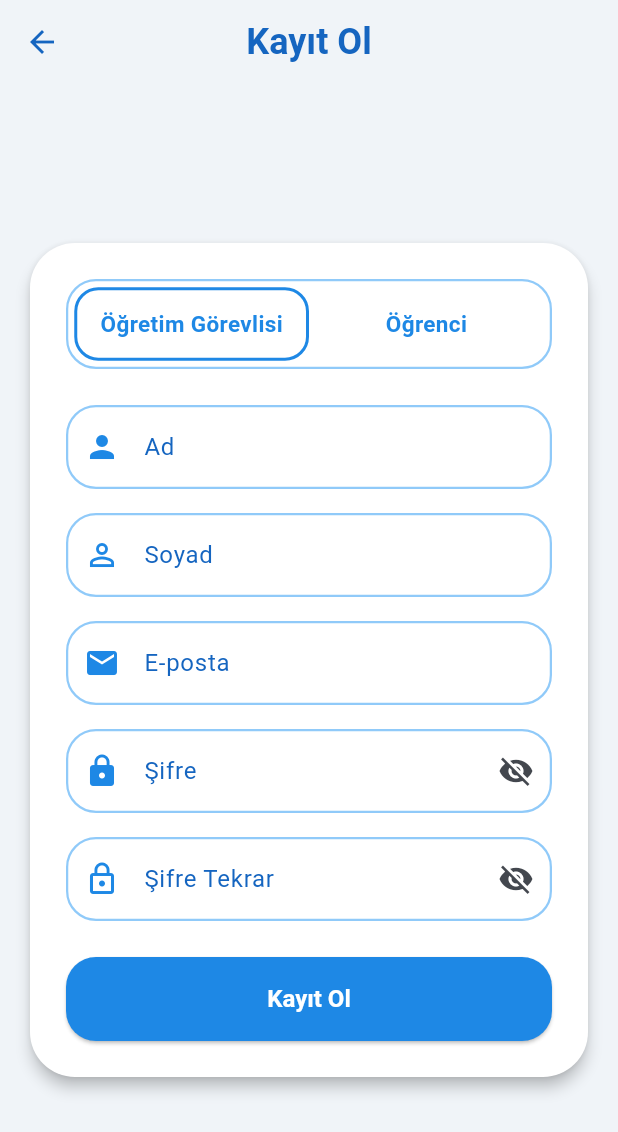
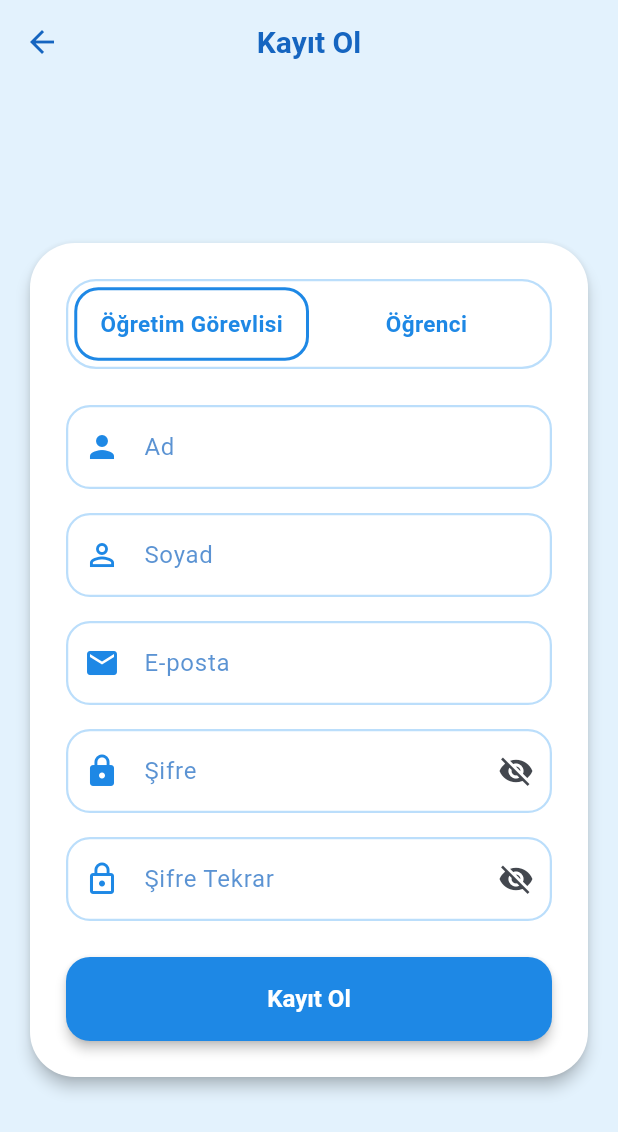
Before and after one commit to dgnmirac9/Attendance_Management_System_VTYS, a Flutter app: the screen it shows after launch, after a tap on "Giriş Yap", after a tap on "Hesabın yok mu? Kayıt Ol", on a phone screen of 412 x 824 dp. Shown: the top 1132 px of the screen. Run offline on Flutter 3.47's test engine with Material 3 defaults, Android fonts, the phone set to English and light mode, and no system bars; our stand-ins replace camera, cloud_firestore, firebase_auth, firebase_core, shared_preferences; missing offline and left inert: google_mlkit_face_detection, mobile_scanner, tflite_flutter; accounts and stored records are empty.

Commit message:
renk ve bildirim simgesi düzenlendi

```diff
--- a/mobile/lib/shared/themes/app_theme.dart
+++ b/mobile/lib/shared/themes/app_theme.dart
@@ -1,19 +1,24 @@
 import 'package:flutter/material.dart';
 
 class AppTheme {
-  // --- AÇIK TEMA RENKLERİ ---
-  static const Color _lightPrimary = Color(0xFF1E88E5);
-  static const Color _lightBackground = Color(0xFFF0F4F8);
-  static const Color _lightSurface = Colors.white;
-  static const Color _lightTextPrimary = Color(0xFF1565C0);
-  static const Color _lightBorder = Color(0xFF90CAF9);
+  // --- ORTAK SABİTLER ---
+  static const double _borderRadius = 16.0; // Standart Yuvarlaklık
 
-  // --- KOYU TEMA RENKLERİ ---
-  static const Color _darkPrimary = Color(0xFF90CAF9);
-  static const Color _darkBackground = Color(0xFF121212);
-  static const Color _darkSurface = Color(0xFF1E1E1E);
-  static const Color _darkTextPrimary = Color(0xFFE3F2FD);
-  static const Color _darkBorder = Color(0xFF424242);
+  // --- MAVİ PALET: AÇIK TEMA RENKLERİ ---
+  static const Color _lightPrimary = Color(0xFF1E88E5); // Mavi 600 (Güçlü Mavi)
+  static const Color _lightBackground = Color(0xFFE3F2FD); // Mavi 50 (Çok Açık Zemin)
+  static const Color _lightSurface = Colors.white; // Kartlar
+  static const Color _lightTextPrimary = Color(0xFF1565C0); // Mavi 800 (Koyu Mavi Yazı)
+  static const Color _lightBorder = Color(0xFFBBDEFB); // Mavi 100 (Pasif Çerçeve)
+
+  // --- MAVİ PALET: KOYU TEMA RENKLERİ (Yüksek Kontrast) ---
+  static const Color _darkPrimary = Color(0xFF64B5F6); // Mavi 300 (Koyu zeminde parlayan aksan)
+  static const Color _darkBackground = Color(0xFF121212); // Klasik Koyu Zemin
+  static const Color _darkSurface = Color(0xFF212121); // Kartlar
+  // FIX: Koyu zeminde okunurluğu artırmak için Input kutularını bir tık daha açık yapıyoruz
+  static const Color _darkInputFill = Color(0xFF2D3748);
+  static const Color _darkTextPrimary = Colors.white; // Yazı her zaman Beyaz
+  static const Color _darkBorder = Color(0xFF424242); // Koyu Gri Çerçeve
 
   // ===========================================================================
   // AÇIK TEMA (Light)
@@ -26,16 +31,16 @@ class AppTheme {
         seedColor: _lightPrimary,
         primary: _lightPrimary,
         surface: _lightSurface,
-        error: Colors.red.shade600,
+        onSurface: _lightTextPrimary,
+        error: const Color(0xFFDC2626),
       ),
       scaffoldBackgroundColor: _lightBackground,
 
-      // AppBar
       appBarTheme: const AppBarTheme(
         centerTitle: true,
         backgroundColor: Colors.transparent,
         elevation: 0,
-        titleTextStyle: TextStyle(color: _lightTextPrimary, fontSize: 24, fontWeight: FontWeight.w600),
+        titleTextStyle: TextStyle(color: _lightTextPrimary, fontSize: 20, fontWeight: FontWeight.bold),
         iconTheme: IconThemeData(color: _lightTextPrimary),
       ),
 
@@ -43,23 +48,24 @@ class AppTheme {
       inputDecorationTheme: InputDecorationTheme(
         filled: true,
         fillColor: _lightSurface,
-        contentPadding: const EdgeInsets.symmetric(horizontal: 24, vertical: 16),
-        border: OutlineInputBorder(borderRadius: BorderRadius.circular(20), borderSide: const BorderSide(color: _lightBorder)),
-        enabledBorder: OutlineInputBorder(borderRadius: BorderRadius.circular(20), borderSide: const BorderSide(color: _lightBorder, width: 1.5)),
-        focusedBorder: OutlineInputBorder(borderRadius: BorderRadius.circular(20), borderSide: const BorderSide(color: _lightPrimary, width: 2.5)),
-        labelStyle: const TextStyle(color: _lightTextPrimary),
+        contentPadding: const EdgeInsets.symmetric(horizontal: 20, vertical: 16),
+        border: OutlineInputBorder(borderRadius: BorderRadius.circular(_borderRadius), borderSide: const BorderSide(color: _lightBorder)),
+        enabledBorder: OutlineInputBorder(borderRadius: BorderRadius.circular(_borderRadius), borderSide: const BorderSide(color: _lightBorder, width: 1.5)),
+        focusedBorder: OutlineInputBorder(borderRadius: BorderRadius.circular(_borderRadius), borderSide: const BorderSide(color: _lightPrimary, width: 2.5)),
+        labelStyle: TextStyle(color: _lightTextPrimary.withOpacity(0.7)),
         prefixIconColor: _lightPrimary,
       ),
 
-      // Butonlar (DÜZELTİLDİ: minimumSize EKLENDİ)
+      // Butonlar
       elevatedButtonTheme: ElevatedButtonThemeData(
         style: ElevatedButton.styleFrom(
           backgroundColor: _lightPrimary,
           foregroundColor: Colors.white,
           padding: const EdgeInsets.symmetric(vertical: 16),
-          shape: RoundedRectangleBorder(borderRadius: BorderRadius.circular(20)),
-          minimumSize: const Size(double.infinity, 56), // <-- İŞTE BU EKSİKTİ
+          shape: RoundedRectangleBorder(borderRadius: BorderRadius.circular(_borderRadius)),
+          minimumSize: const Size(double.infinity, 56),
           textStyle: const TextStyle(fontSize: 16, fontWeight: FontWeight.bold),
+          elevation: 3,
         ),
       ),
       outlinedButtonTheme: OutlinedButtonThemeData(
@@ -67,16 +73,23 @@ class AppTheme {
           foregroundColor: _lightPrimary,
           side: const BorderSide(color: _lightPrimary, width: 2),
           padding: const EdgeInsets.symmetric(vertical: 16),
-          shape: RoundedRectangleBorder(borderRadius: BorderRadius.circular(20)),
-          minimumSize: const Size(double.infinity, 56), // <-- İŞTE BU EKSİKTİ
+          shape: RoundedRectangleBorder(borderRadius: BorderRadius.circular(_borderRadius)),
+          minimumSize: const Size(double.infinity, 56),
           textStyle: const TextStyle(fontSize: 16, fontWeight: FontWeight.bold),
         ),
       ),
 
       // Bottom Sheet
-      bottomSheetTheme: const BottomSheetThemeData(
+      bottomSheetTheme: BottomSheetThemeData(
         backgroundColor: _lightSurface,
-        shape: RoundedRectangleBorder(borderRadius: BorderRadius.vertical(top: Radius.circular(25))),
+        shape: RoundedRectangleBorder(borderRadius: BorderRadius.vertical(top: Radius.circular(_borderRadius * 1.5))),
+      ),
+
+      // Floating Action Button
+      floatingActionButtonTheme: const FloatingActionButtonThemeData(
+        backgroundColor: _lightPrimary,
+        foregroundColor: Colors.white,
+        shape: RoundedRectangleBorder(borderRadius: BorderRadius.all(Radius.circular(_borderRadius))),
       ),
     );
   }
@@ -92,41 +105,42 @@ class AppTheme {
         seedColor: _darkPrimary,
         primary: _darkPrimary,
         surface: _darkSurface,
+        onSurface: _darkTextPrimary,
         brightness: Brightness.dark,
-        error: Colors.red.shade300,
+        error: const Color(0xFFEF4444),
       ),
       scaffoldBackgroundColor: _darkBackground,
 
-      // AppBar
       appBarTheme: const AppBarTheme(
         centerTitle: true,
         backgroundColor: Colors.transparent,
         elevation: 0,
-        titleTextStyle: TextStyle(color: _darkTextPrimary, fontSize: 24, fontWeight: FontWeight.w600),
+        titleTextStyle: TextStyle(color: _darkTextPrimary, fontSize: 20, fontWeight: FontWeight.bold),
         iconTheme: IconThemeData(color: _darkTextPrimary),
       ),
 
-      // Form Alanları
+      // FIX: Form Alanları
       inputDecorationTheme: InputDecorationTheme(
         filled: true,
-        fillColor: _darkSurface,
-        contentPadding: const EdgeInsets.symmetric(horizontal: 24, vertical: 16),
-        border: OutlineInputBorder(borderRadius: BorderRadius.circular(20), borderSide: const BorderSide(color: _darkBorder)),
-        enabledBorder: OutlineInputBorder(borderRadius: BorderRadius.circular(20), borderSide: const BorderSide(color: _darkBorder, width: 1.5)),
-        focusedBorder: OutlineInputBorder(borderRadius: BorderRadius.circular(20), borderSide: const BorderSide(color: _darkPrimary, width: 2.5)),
-        labelStyle: const TextStyle(color: _darkTextPrimary),
+        fillColor: _darkInputFill, // <-- DAHA AÇIK DOLGU RENGİ
+        contentPadding: const EdgeInsets.symmetric(horizontal: 20, vertical: 16),
+        border: OutlineInputBorder(borderRadius: BorderRadius.circular(_borderRadius), borderSide: const BorderSide(color: _darkBorder)),
+        enabledBorder: OutlineInputBorder(borderRadius: BorderRadius.circular(_borderRadius), borderSide: const BorderSide(color: _darkBorder, width: 1.5)),
+        focusedBorder: OutlineInputBorder(borderRadius: BorderRadius.circular(_borderRadius), borderSide: const BorderSide(color: _darkPrimary, width: 2.5)),
+        labelStyle: TextStyle(color: _darkTextPrimary.withOpacity(0.7)),
         prefixIconColor: _darkPrimary,
       ),
 
-      // Butonlar (DÜZELTİLDİ: minimumSize EKLENDİ)
+      // Butonlar
       elevatedButtonTheme: ElevatedButtonThemeData(
         style: ElevatedButton.styleFrom(
           backgroundColor: _darkPrimary,
           foregroundColor: _darkBackground,
           padding: const EdgeInsets.symmetric(vertical: 16),
-          shape: RoundedRectangleBorder(borderRadius: BorderRadius.circular(20)),
-          minimumSize: const Size(double.infinity, 56), // <-- BURAYA DA EKLENDİ
+          shape: RoundedRectangleBorder(borderRadius: BorderRadius.circular(_borderRadius)),
+          minimumSize: const Size(double.infinity, 56),
           textStyle: const TextStyle(fontSize: 16, fontWeight: FontWeight.bold),
+          elevation: 3,
         ),
       ),
       outlinedButtonTheme: OutlinedButtonThemeData(
@@ -134,16 +148,23 @@ class AppTheme {
           foregroundColor: _darkPrimary,
           side: const BorderSide(color: _darkPrimary, width: 2),
           padding: const EdgeInsets.symmetric(vertical: 16),
-          shape: RoundedRectangleBorder(borderRadius: BorderRadius.circular(20)),
-          minimumSize: const Size(double.infinity, 56), // <-- BURAYA DA EKLENDİ
+          shape: RoundedRectangleBorder(borderRadius: BorderRadius.circular(_borderRadius)),
+          minimumSize: const Size(double.infinity, 56),
           textStyle: const TextStyle(fontSize: 16, fontWeight: FontWeight.bold),
         ),
       ),
 
       // Bottom Sheet
-      bottomSheetTheme: const BottomSheetThemeData(
+      bottomSheetTheme: BottomSheetThemeData(
         backgroundColor: _darkSurface,
-        shape: RoundedRectangleBorder(borderRadius: BorderRadius.vertical(top: Radius.circular(25))),
+        shape: RoundedRectangleBorder(borderRadius: BorderRadius.vertical(top: Radius.circular(_borderRadius * 1.5))),
+      ),
+
+      // Floating Action Button
+      floatingActionButtonTheme: const FloatingActionButtonThemeData(
+        backgroundColor: _darkPrimary,
+        foregroundColor: Colors.black,
+        shape: RoundedRectangleBorder(borderRadius: BorderRadius.all(Radius.circular(_borderRadius))),
       ),
     );
   }
```
Also changed, not shown: mobile/lib/shared/utils/snackbar_utils.dart (added, +112 -0 lines).
